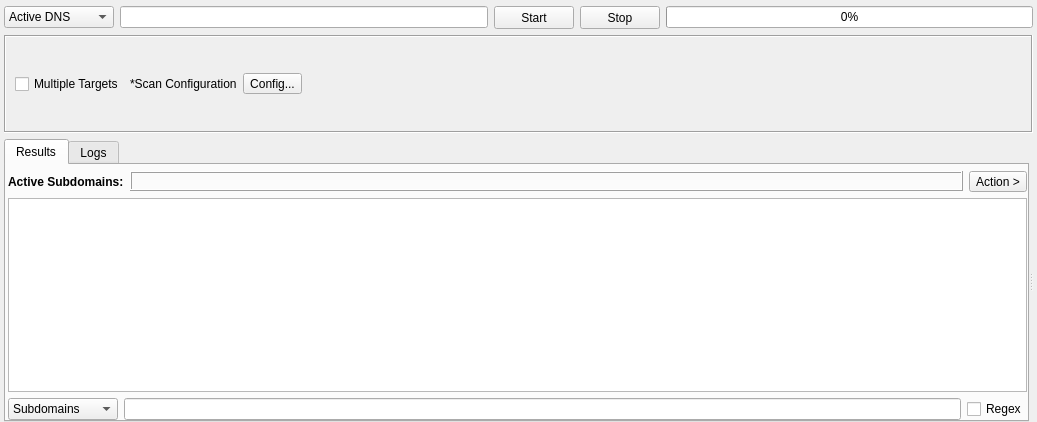
3nock/OTE, file sub3suite/src/engines/active/Active.ui: the form before one commit.
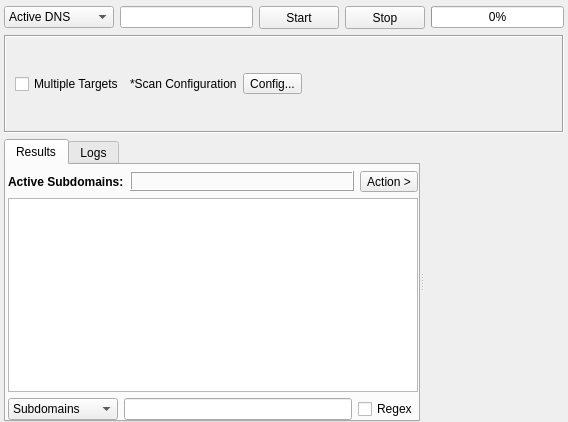
The form after the commit. Custom widgets are drawn as their Qt base class.

What changed in the file:
```diff
--- a/sub3suite/src/engines/active/Active.ui
+++ b/sub3suite/src/engines/active/Active.ui
@@ -6,7 +6,7 @@
    <rect>
     <x>0</x>
     <y>0</y>
-    <width>1037</width>
+    <width>568</width>
     <height>422</height>
    </rect>
   </property>
@@ -217,9 +217,6 @@
      <property name="orientation">
       <enum>Qt::Horizontal</enum>
      </property>
-     <widget class="QWidget" name="layoutWidget">
-      <layout class="QHBoxLayout" name="horizontalLayout_4">
-       <item>
         <widget class="QTabWidget" name="tabWidgetResults">
          <property name="styleSheet">
           <string notr="true"/>
@@ -480,12 +477,6 @@
           </layout>
          </widget>
         </widget>
-       </item>
-      </layout>
-     </widget>
-     <widget class="QWidget" name="layoutWidget">
-      <layout class="QHBoxLayout" name="horizontalLayout_6">
-       <item>
         <widget class="InputWidget" name="targets" native="true">
          <property name="minimumSize">
           <size>
@@ -493,9 +484,6 @@
            <height>150</height>
           </size>
          </property>
-        </widget>
-       </item>
-      </layout>
      </widget>
     </widget>
    </item>
```
Lines whose indentation alone changed are shown as unchanged.
